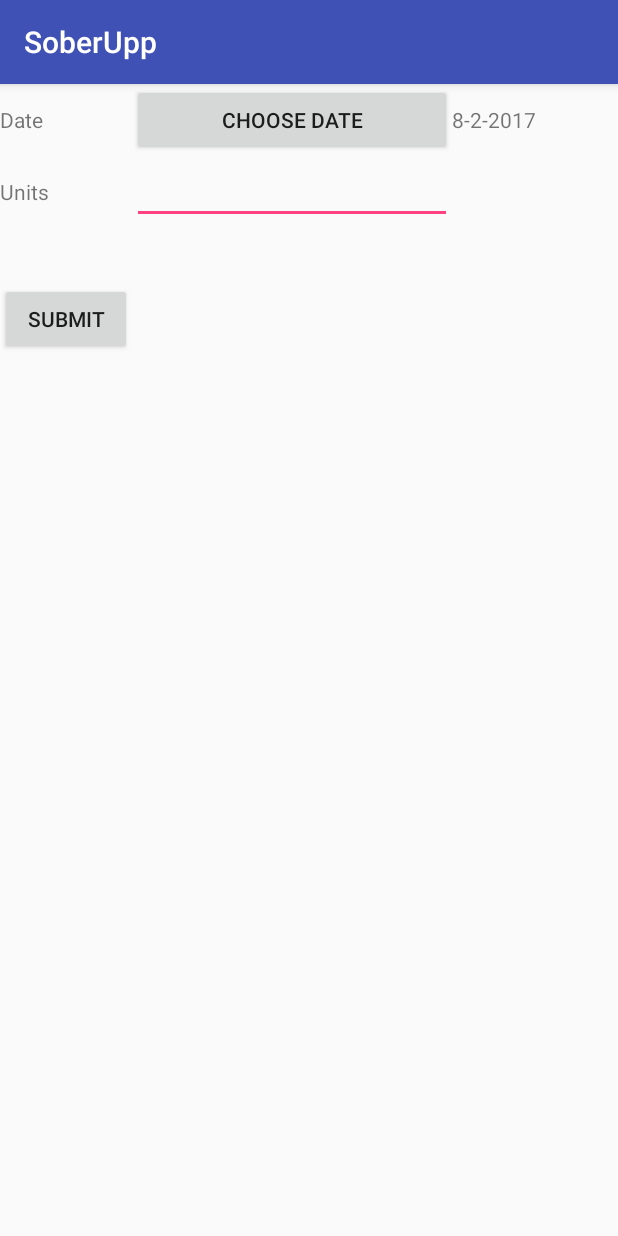
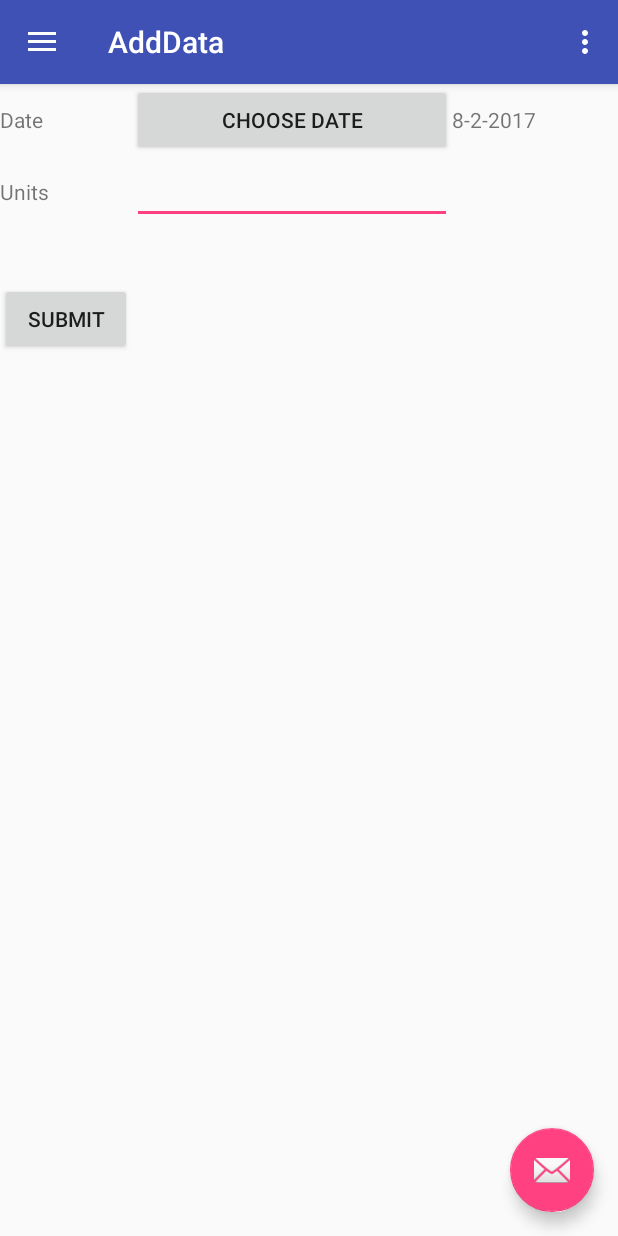
Before and after one commit to kkmonlee/SoberUpp, an Android app: the AddData screen opened directly, with no data from a screen before it, on a phone screen of 412 x 824 dp. Run offline under Robolectric (Android 15) with nearby library versions, the phone set to English and light mode, and no system bars.

Commit message:
Added navigaion to add Data

```diff
--- a/app/src/main/java/gauge/soberupp/AddData.java
+++ b/app/src/main/java/gauge/soberupp/AddData.java
@@ -1,17 +1,23 @@
 package gauge.soberupp;
 
-import android.app.DatePickerDialog;
 import android.content.Context;
 import android.content.Intent;
+import android.os.Bundle;
+import android.support.design.widget.FloatingActionButton;
 import android.support.design.widget.Snackbar;
 import android.support.v4.app.DialogFragment;
-import android.support.v7.app.AppCompatActivity;
-import android.os.Bundle;
 import android.util.Log;
 import android.view.View;
+import android.support.design.widget.NavigationView;
+import android.support.v4.view.GravityCompat;
+import android.support.v4.widget.DrawerLayout;
+import android.support.v7.app.ActionBarDrawerToggle;
+import android.support.v7.app.AppCompatActivity;
+import android.support.v7.widget.Toolbar;
+import android.view.Menu;
+import android.view.MenuItem;
 import android.widget.EditText;
 import android.widget.TextView;
-import android.widget.Toast;
 
 import java.io.FileInputStream;
 import java.io.FileOutputStream;
@@ -19,9 +25,8 @@
 import java.util.ArrayList;
 import java.util.Calendar;
 
-public class AddData extends AppCompatActivity {
-    private ArrayList<Alcohol> alcohols = new ArrayList<>();
-    private ArrayList<String> dataList = new ArrayList<>();
+public class AddData extends Navigation
+        implements NavigationView.OnNavigationItemSelectedListener {
 
     @Override
     protected void onCreate(Bundle savedInstanceState) {
@@ -37,7 +42,70 @@
         TextView tv1= (TextView) findViewById(R.id.setDate);
         tv1.setText(day + "-" + month + "-" + year);
 
+        Toolbar toolbar = (Toolbar) findViewById(R.id.toolbar);
+        setSupportActionBar(toolbar);
+
+        FloatingActionButton fab = (FloatingActionButton) findViewById(R.id.fab);
+        fab.setOnClickListener(new View.OnClickListener() {
+            @Override
+            public void onClick(View view) {
+                Snackbar.make(view, "Replace with your own action", Snackbar.LENGTH_LONG)
+                        .setAction("Action", null).show();
+            }
+        });
+
+        DrawerLayout drawer = (DrawerLayout) findViewById(R.id.drawer_layout);
+        ActionBarDrawerToggle toggle = new ActionBarDrawerToggle(
+                this, drawer, toolbar, R.string.navigation_drawer_open, R.string.navigation_drawer_close);
+        drawer.setDrawerListener(toggle);
+        toggle.syncState();
+
+        NavigationView navigationView = (NavigationView) findViewById(R.id.nav_view);
+        navigationView.setNavigationItemSelectedListener(this);
+        navigationView.getMenu().getItem(1).setChecked(true);
     }
+
+    @Override
+    public void onBackPressed() {
+        DrawerLayout drawer = (DrawerLayout) findViewById(R.id.drawer_layout);
+        if (drawer.isDrawerOpen(GravityCompat.START)) {
+            drawer.closeDrawer(GravityCompat.START);
+        } else {
+            super.onBackPressed();
+        }
+    }
+
+    @Override
+    public boolean onCreateOptionsMenu(Menu menu) {
+        // Inflate the menu; this adds items to the action bar if it is present.
+        getMenuInflater().inflate(R.menu.main, menu);
+        return true;
+    }
+
+    @Override
+    public boolean onOptionsItemSelected(MenuItem item) {
+        // Handle action bar item clicks here. The action bar will
+        // automatically handle clicks on the Home/Up button, so long
+        // as you specify a parent activity in AndroidManifest.xml.
+        int id = item.getItemId();
+
+        //noinspection SimplifiableIfStatement
+        if (id == R.id.action_settings) {
+            return true;
+        }
+
+        return super.onOptionsItemSelected(item);
+    }
+
+    @SuppressWarnings("StatementWithEmptyBody")
+    @Override
+    public boolean onNavigationItemSelected(MenuItem item) {
+        return super.onNavigationItemSelected(item);
+    }
+
+    private ArrayList<Alcohol> alcohols = new ArrayList<>();
+    private ArrayList<String> dataList = new ArrayList<>();
+
 
     public void getData(View view){
         final TextView selectedDate =  (TextView) findViewById(R.id.setDate);
--- /dev/null
+++ b/app/src/main/java/gauge/soberupp/Navigation.java
@@ -0,0 +1,43 @@
+package gauge.soberupp;
+
+import android.content.Intent;
+import android.support.design.widget.NavigationView;
+import android.support.v4.view.GravityCompat;
+import android.support.v4.widget.DrawerLayout;
+import android.support.v7.app.AppCompatActivity;
+import android.os.Bundle;
+import android.view.MenuItem;
+
+public class Navigation extends AppCompatActivity implements NavigationView.OnNavigationItemSelectedListener {
+
+    @Override
+    protected void onCreate(Bundle savedInstanceState) {
+        super.onCreate(savedInstanceState);
+    }
+
+    @SuppressWarnings("StatementWithEmptyBody")
+    @Override
+    public boolean onNavigationItemSelected(MenuItem item) {
+        // Handle navigation view item clicks here.
+        int id = item.getItemId();
+        if(!item.isChecked()) {
+            if (id == R.id.nav_home) {
+                startActivity(new Intent(this, MainActivity.class));
+            } else if (id == R.id.nav_inputData) {
+                startActivity(new Intent(this, AddData.class));
+            } else if (id == R.id.nav_soberDiary) {
+
+            } else if (id == R.id.nav_graphs) {
+
+            } else if (id == R.id.nav_settings) {
+
+            }
+        }
+
+        DrawerLayout drawer = (DrawerLayout) findViewById(R.id.drawer_layout);
+        drawer.closeDrawer(GravityCompat.START);
+        return true;
+    }
+
+
+}
--- a/app/src/main/res/layout/activity_add_data.xml
+++ b/app/src/main/res/layout/activity_add_data.xml
@@ -1,88 +1,24 @@
 <?xml version="1.0" encoding="utf-8"?>
-<android.support.constraint.ConstraintLayout xmlns:android="http://schemas.android.com/apk/res/android"
+<android.support.v4.widget.DrawerLayout xmlns:android="http://schemas.android.com/apk/res/android"
     xmlns:app="http://schemas.android.com/apk/res-auto"
     xmlns:tools="http://schemas.android.com/tools"
+    android:id="@+id/drawer_layout"
     android:layout_width="match_parent"
     android:layout_height="match_parent"
-    tools:context="gauge.soberupp.AddData">
+    android:fitsSystemWindows="true"
+    tools:openDrawer="start">
 
-    <TableLayout
-        android:layout_width="368dp"
-        android:layout_height="495dp"
-        tools:layout_editor_absoluteX="8dp"
-        tools:layout_editor_absoluteY="8dp">
+    <include
+        layout="@layout/app_bar_add_data"
+        android:layout_width="match_parent"
+        android:layout_height="match_parent" />
 
-        <TableRow
-            android:layout_width="match_parent"
-            android:layout_height="match_parent" >
+    <android.support.design.widget.NavigationView
+        android:id="@+id/nav_view"
+        android:layout_width="wrap_content"
+        android:layout_height="match_parent"
+        android:layout_gravity="start"
+        android:fitsSystemWindows="true"
+        app:menu="@menu/activity_main_drawer" />
 
-            <TextView
-                android:id="@+id/textView"
-                android:layout_width="wrap_content"
-                android:layout_height="wrap_content"
-                android:text="Date" />
-
-            <Button
-                android:id="@+id/button"
-                android:layout_width="wrap_content"
-                android:layout_height="wrap_content"
-                android:onClick="showDatePickerDialog"
-                android:text="Choose Date" />
-
-            <TextView
-                android:id="@+id/setDate"
-                android:layout_width="wrap_content"
-                android:text = "dd-mm-yyyy"
-                android:layout_height="wrap_content" />
-
-        </TableRow>
-
-        <TableRow
-            android:layout_width="match_parent"
-            android:layout_height="match_parent" >
-
-            <TextView
-                android:id="@+id/textView2"
-                android:layout_width="wrap_content"
-                android:layout_height="wrap_content"
-                android:text="Units" />
-
-            <EditText
-                android:id="@+id/unitsInput"
-                android:layout_width="wrap_content"
-                android:layout_height="wrap_content"
-                android:ems="10"
-                android:inputType="number" />
-
-        </TableRow>
-
-        <TableRow
-            android:layout_width="match_parent"
-            android:layout_height="match_parent">
-
-            <TextView
-                android:id="@+id/message"
-                android:layout_width="wrap_content"
-                android:layout_height="wrap_content"
-                android:paddingBottom="10dp"
-                android:paddingTop="10dp" />
-        </TableRow>
-
-        <TableRow
-            android:layout_width="match_parent"
-            android:layout_height="match_parent"
-            android:gravity="top|bottom|left|right">
-
-            <Button
-                android:id="@+id/submit"
-                android:layout_width="wrap_content"
-                android:layout_height="wrap_content"
-                android:onClick="getData"
-                android:text="Submit" />
-        </TableRow>
-
-        <TableRow
-            android:layout_width="match_parent"
-            android:layout_height="match_parent" />
-    </TableLayout>
-</android.support.constraint.ConstraintLayout>
+</android.support.v4.widget.DrawerLayout>
--- /dev/null
+++ b/app/src/main/res/layout/app_bar_add_data.xml
@@ -0,0 +1,33 @@
+<?xml version="1.0" encoding="utf-8"?>
+<android.support.design.widget.CoordinatorLayout xmlns:android="http://schemas.android.com/apk/res/android"
+    xmlns:app="http://schemas.android.com/apk/res-auto"
+    xmlns:tools="http://schemas.android.com/tools"
+    android:layout_width="match_parent"
+    android:layout_height="match_parent"
+    tools:context="gauge.soberupp.AddData">
+
+    <android.support.design.widget.AppBarLayout
+        android:layout_width="match_parent"
+        android:layout_height="wrap_content"
+        android:theme="@style/AppTheme.AppBarOverlay">
+
+        <android.support.v7.widget.Toolbar
+            android:id="@+id/toolbar"
+            android:layout_width="match_parent"
+            android:layout_height="?attr/actionBarSize"
+            android:background="?attr/colorPrimary"
+            app:popupTheme="@style/AppTheme.PopupOverlay" />
+
+    </android.support.design.widget.AppBarLayout>
+
+    <include layout="@layout/content_add_data" />
+
+    <android.support.design.widget.FloatingActionButton
+        android:id="@+id/fab"
+        android:layout_width="wrap_content"
+        android:layout_height="wrap_content"
+        android:layout_gravity="bottom|end"
+        android:layout_margin="@dimen/fab_margin"
+        app:srcCompat="@android:drawable/ic_dialog_email" />
+
+</android.support.design.widget.CoordinatorLayout>
--- /dev/null
+++ b/app/src/main/res/layout/content_add_data.xml
@@ -0,0 +1,92 @@
+<?xml version="1.0" encoding="utf-8"?>
+<android.support.constraint.ConstraintLayout xmlns:android="http://schemas.android.com/apk/res/android"
+    xmlns:app="http://schemas.android.com/apk/res-auto"
+    xmlns:tools="http://schemas.android.com/tools"
+    android:layout_width="match_parent"
+    android:layout_height="match_parent"
+    app:layout_behavior="@string/appbar_scrolling_view_behavior"
+    tools:context="gauge.soberupp.AddData"
+    tools:showIn="@layout/app_bar_add_data">
+
+    <TableLayout
+        android:layout_width="368dp"
+        android:layout_height="495dp"
+        tools:layout_editor_absoluteX="8dp"
+        tools:layout_editor_absoluteY="8dp">
+
+        <TableRow
+            android:layout_width="match_parent"
+            android:layout_height="match_parent" >
+
+            <TextView
+                android:id="@+id/textView"
+                android:layout_width="wrap_content"
+                android:layout_height="wrap_content"
+                android:text="Date" />
+
+            <Button
+                android:id="@+id/button"
+                android:layout_width="wrap_content"
+                android:layout_height="wrap_content"
+                android:onClick="showDatePickerDialog"
+                android:text="Choose Date" />
+
+            <TextView
+                android:id="@+id/setDate"
+                android:layout_width="wrap_content"
+                android:text = "dd-mm-yyyy"
+                android:layout_height="wrap_content" />
+
+        </TableRow>
+
+        <TableRow
+            android:layout_width="match_parent"
+            android:layout_height="match_parent" >
+
+            <TextView
+                android:id="@+id/textView2"
+                android:layout_width="wrap_content"
+                android:layout_height="wrap_content"
+                android:text="Units" />
+
+            <EditText
+                android:id="@+id/unitsInput"
+                android:layout_width="wrap_content"
+                android:layout_height="wrap_content"
+                android:ems="10"
+                android:inputType="number" />
+
+        </TableRow>
+
+        <TableRow
+            android:layout_width="match_parent"
+            android:layout_height="match_parent">
+
+            <TextView
+                android:id="@+id/message"
+                android:layout_width="wrap_content"
+                android:layout_height="wrap_content"
+                android:paddingBottom="10dp"
+                android:paddingTop="10dp" />
+        </TableRow>
+
+        <TableRow
+            android:layout_width="match_parent"
+            android:layout_height="match_parent"
+            android:gravity="top|bottom|left|right">
+
+            <Button
+                android:id="@+id/submit"
+                android:layout_width="wrap_content"
+                android:layout_height="wrap_content"
+                android:onClick="getData"
+                android:text="Submit" />
+        </TableRow>
+
+        <TableRow
+            android:layout_width="match_parent"
+            android:layout_height="match_parent" />
+    </TableLayout>
+
+
+</android.support.constraint.ConstraintLayout>
--- a/app/src/main/res/menu/activity_main_drawer.xml
+++ b/app/src/main/res/menu/activity_main_drawer.xml
@@ -2,6 +2,10 @@
 <menu xmlns:android="http://schemas.android.com/apk/res/android">
 
     <group android:checkableBehavior="single">
+        <item
+            android:id="@+id/nav_home"
+            android:icon="@drawable/ic_menu_camera"
+            android:title="Home" />
         <item
             android:id="@+id/nav_inputData"
             android:icon="@drawable/ic_menu_camera"
--- a/app/src/main/res/values/strings.xml
+++ b/app/src/main/res/values/strings.xml
@@ -6,4 +6,5 @@
     <string name="navigation_drawer_close">Close navigation drawer</string>
 
     <string name="action_settings">Settings</string>
+    <string name="title_activity_add_data">AddData</string>
 </resources>
```
Also changed, not shown: app/src/main/AndroidManifest.xml (+11 -2 lines), app/src/main/java/gauge/soberupp/MainActivity.java (+3 -22 lines), 1 other file.
